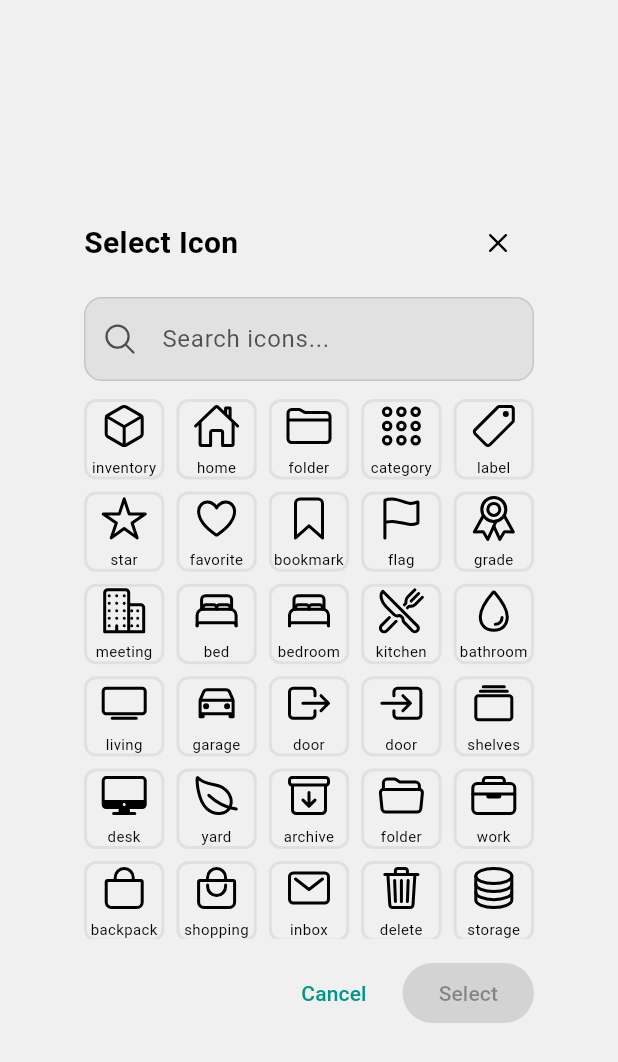
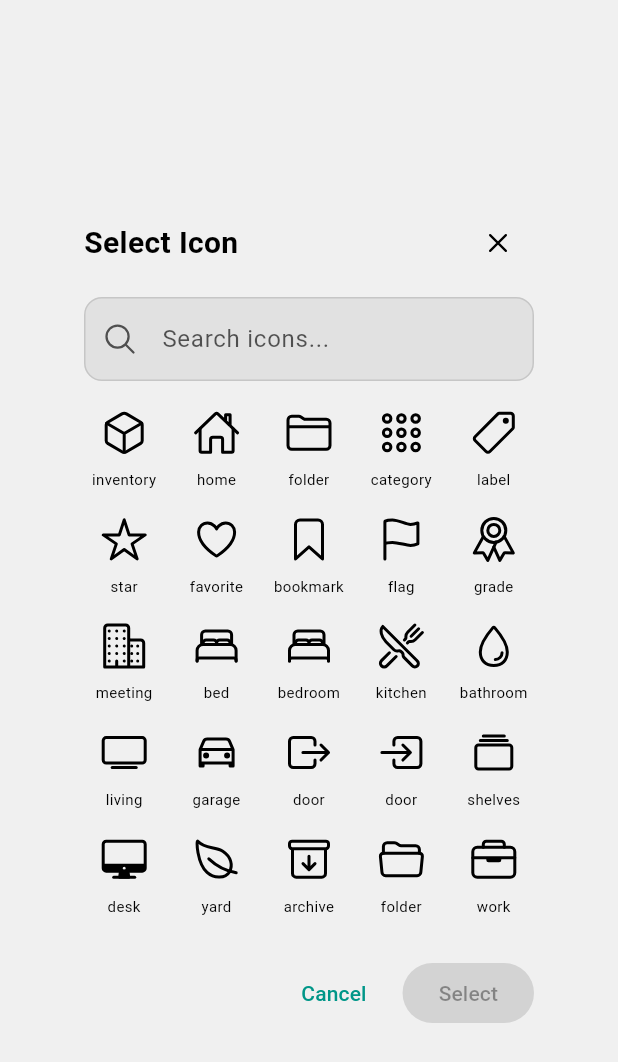
Before and after one commit to gustafeden/OurArchive, a Flutter app: the IconPickerDialog widget shown alone on an empty page, opened directly, on a phone screen of 412 x 824 dp. Shown: the top 1062 px of the screen. Run offline on Flutter 3.47's test engine with Material 3 defaults, Android fonts, the phone set to English and light mode, and no system bars; our stand-ins replace cached_network_image, cloud_firestore, connectivity_plus, faker, firebase_auth, firebase_core and 10 more; missing offline and left inert: google_mlkit_text_recognition, mobile_scanner; accounts and stored records are empty; statements that could not run were skipped.

Commit message:
fix icon selector

```diff
--- a/our_archive/lib/ui/widgets/icon_picker_dialog.dart
+++ b/our_archive/lib/ui/widgets/icon_picker_dialog.dart
@@ -164,8 +164,7 @@ class _IconPickerDialogState extends State<IconPickerDialog> {
 
     return iconCategories.values
         .expand((list) => list)
-        .where((icon) =>
-            icon['name'].toString().toLowerCase().contains(_searchQuery.toLowerCase()))
+        .where((icon) => icon['name'].toString().toLowerCase().contains(_searchQuery.toLowerCase()))
         .toList();
   }
 
@@ -221,6 +220,7 @@ class _IconPickerDialogState extends State<IconPickerDialog> {
                     crossAxisCount: 5,
                     crossAxisSpacing: 8,
                     mainAxisSpacing: 8,
+                    childAspectRatio: 0.85,
                   ),
                   itemCount: filteredIcons.length,
                   itemBuilder: (context, index) {
@@ -237,26 +237,21 @@ class _IconPickerDialogState extends State<IconPickerDialog> {
                       },
                       child: Container(
                         decoration: BoxDecoration(
-                          color: isSelected
-                              ? Theme.of(context).colorScheme.primaryContainer
-                              : Colors.transparent,
-                          border: Border.all(
-                            color: isSelected
-                                ? Theme.of(context).colorScheme.primary
-                                : Colors.grey.shade300,
-                            width: 2,
-                          ),
+                          color: isSelected ? Theme.of(context).colorScheme.primaryContainer : Colors.transparent,
                           borderRadius: BorderRadius.circular(8),
                         ),
                         child: Column(
                           mainAxisAlignment: MainAxisAlignment.center,
                           children: [
-                            Icon(
-                              icon,
-                              size: 32,
-                              color: isSelected
-                                  ? Theme.of(context).colorScheme.primary
-                                  : null,
+                            SizedBox(
+                              height: 40,
+                              child: Center(
+                                child: Icon(
+                                  icon,
+                                  size: 32,
+                                  color: isSelected ? Theme.of(context).colorScheme.primary : null,
+                                ),
+                              ),
                             ),
                             const SizedBox(height: 4),
                             Text(
@@ -284,9 +279,7 @@ class _IconPickerDialogState extends State<IconPickerDialog> {
                   ),
                   const SizedBox(width: 8),
                   FilledButton(
-                    onPressed: _selectedIcon != null
-                        ? () => Navigator.pop(context, _selectedIcon)
-                        : null,
+                    onPressed: _selectedIcon != null ? () => Navigator.pop(context, _selectedIcon) : null,
                     child: const Text('Select'),
                   ),
                 ],
```
